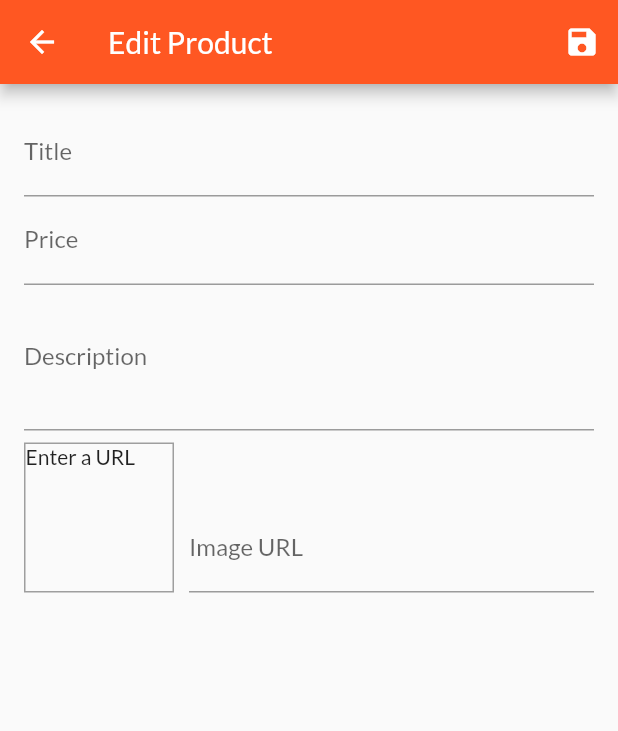
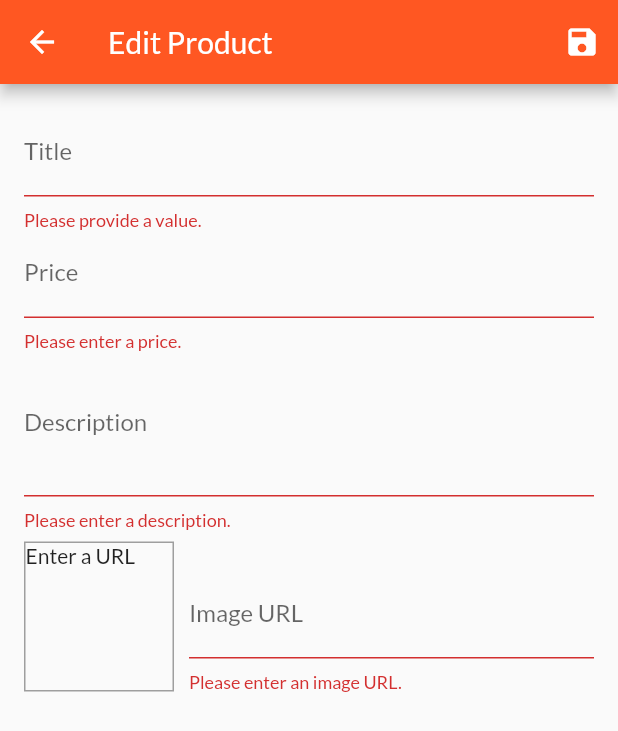
Before and after one commit to harshthakur066/shopping-app, a Flutter app: the EditProductScreen screen opened by its route, after a tap on the "save" icon, on a phone screen of 412 x 824 dp. Shown: the top 731 px of the screen. Run offline on Flutter 3.47's test engine with Material 2 defaults, Android fonts, the phone set to English and light mode, and no system bars; network calls fail.

Commit message:
added editing and deleting products

```diff
--- a/lib/screens/edit_product_screen.dart
+++ b/lib/screens/edit_product_screen.dart
@@ -1,6 +1,8 @@
 import 'package:flutter/material.dart';
+import 'package:provider/provider.dart';
 
 import '../providers/product.dart';
+import '../providers/products.dart';
 
 class EditProductScreen extends StatefulWidget {
   static const routeName = '/edit-product';
@@ -22,11 +24,39 @@ class _EditProductScreenState extends State<EditProductScreen> {
     description: '',
     imageUrl: '',
   );
+  var _initValues = {
+    'title': '',
+    'description': '',
+    'price': '',
+    'imageUrl': '',
+  };
+  var _isInit = true;
 
   @override
   void initState() {
     _imageUrlFocusNode.addListener(_updateImageUrl);
     super.initState();
+  }
+
+  @override
+  void didChangeDependencies() {
+    if (_isInit) {
+      final productId = ModalRoute.of(context).settings.arguments as String;
+      if (productId != null) {
+        _editedProduct =
+            Provider.of<Products>(context, listen: false).findById(productId);
+        _initValues = {
+          'title': _editedProduct.title,
+          'description': _editedProduct.description,
+          'price': _editedProduct.price.toString(),
+          // 'imageUrl': _editedProduct.imageUrl,
+          'imageUrl': '',
+        };
+        _imageUrlController.text = _editedProduct.imageUrl;
+      }
+    }
+    _isInit = false;
+    super.didChangeDependencies();
   }
 
   @override
@@ -41,11 +71,31 @@ class _EditProductScreenState extends State<EditProductScreen> {
 
   void _updateImageUrl() {
     if (!_imageUrlFocusNode.hasFocus) {
+      if ((!_imageUrlController.text.startsWith('http') &&
+              !_imageUrlController.text.startsWith('https')) ||
+          (!_imageUrlController.text.endsWith('.png') &&
+              !_imageUrlController.text.endsWith('.jpg') &&
+              !_imageUrlController.text.endsWith('.jpeg'))) {
+        return;
+      }
       setState(() {});
     }
   }
 
-  void _saveForm() {}
+  void _saveForm() {
+    final isValid = _form.currentState.validate();
+    if (!isValid) {
+      return;
+    }
+    _form.currentState.save();
+    if (_editedProduct.id != null) {
+      Provider.of<Products>(context, listen: false)
+          .updateProduct(_editedProduct.id, _editedProduct);
+    } else {
+      Provider.of<Products>(context, listen: false).addProduct(_editedProduct);
+    }
+    Navigator.of(context).pop();
+  }
 
   @override
   Widget build(BuildContext context) {
@@ -53,7 +103,10 @@ class _EditProductScreenState extends State<EditProductScreen> {
       appBar: AppBar(
         title: Text('Edit Product'),
         actions: <Widget>[
-          IconButton(icon: Icon(Icons.save), onPressed: _saveForm),
+          IconButton(
+            icon: Icon(Icons.save),
+            onPressed: _saveForm,
+          ),
         ],
       ),
       body: Padding(
@@ -63,28 +116,30 @@ class _EditProductScreenState extends State<EditProductScreen> {
           child: ListView(
             children: <Widget>[
               TextFormField(
+                initialValue: _initValues['title'],
                 decoration: InputDecoration(labelText: 'Title'),
                 textInputAction: TextInputAction.next,
                 onFieldSubmitted: (_) {
                   FocusScope.of(context).requestFocus(_priceFocusNode);
                 },
-                onSaved: (value) {
-                  _editedProduct = Product(
-                    id: null,
-                    title: value,
-                    description: _editedProduct.description,
-                    price: _editedProduct.price,
-                    imageUrl: _editedProduct.imageUrl,
-                  );
-                },
                 validator: (value) {
                   if (value.isEmpty) {
-                    return 'Please provide a title.';
+                    return 'Please provide a value.';
                   }
                   return null;
                 },
+                onSaved: (value) {
+                  _editedProduct = Product(
+                      title: value,
+                      price: _editedProduct.price,
+                      description: _editedProduct.description,
+                      imageUrl: _editedProduct.imageUrl,
+                      id: _editedProduct.id,
+                      isFavorite: _editedProduct.isFavorite);
+                },
               ),
               TextFormField(
+                initialValue: _initValues['price'],
                 decoration: InputDecoration(labelText: 'Price'),
                 textInputAction: TextInputAction.next,
                 keyboardType: TextInputType.number,
@@ -92,28 +147,51 @@ class _EditProductScreenState extends State<EditProductScreen> {
                 onFieldSubmitted: (_) {
                   FocusScope.of(context).requestFocus(_descriptionFocusNode);
                 },
+                validator: (value) {
+                  if (value.isEmpty) {
+                    return 'Please enter a price.';
+                  }
+                  if (double.tryParse(value) == null) {
+                    return 'Please enter a valid number.';
+                  }
+                  if (double.parse(value) <= 0) {
+                    return 'Please enter a number greater than zero.';
+                  }
+                  return null;
+                },
                 onSaved: (value) {
                   _editedProduct = Product(
-                    id: null,
-                    title: _editedProduct.title,
-                    description: _editedProduct.description,
-                    price: double.parse(value),
-                    imageUrl: _editedProduct.imageUrl,
-                  );
+                      title: _editedProduct.title,
+                      price: double.parse(value),
+                      description: _editedProduct.description,
+                      imageUrl: _editedProduct.imageUrl,
+                      id: _editedProduct.id,
+                      isFavorite: _editedProduct.isFavorite);
                 },
               ),
               TextFormField(
+                initialValue: _initValues['description'],
                 decoration: InputDecoration(labelText: 'Description'),
                 maxLines: 3,
                 keyboardType: TextInputType.multiline,
                 focusNode: _descriptionFocusNode,
+                validator: (value) {
+                  if (value.isEmpty) {
+                    return 'Please enter a description.';
+                  }
+                  if (value.length < 10) {
+                    return 'Should be at least 10 characters long.';
+                  }
+                  return null;
+                },
                 onSaved: (value) {
                   _editedProduct = Product(
-                    id: null,
                     title: _editedProduct.title,
+                    price: _editedProduct.price,
                     description: value,
-                    price: _editedProduct.price,
                     imageUrl: _editedProduct.imageUrl,
+                    id: _editedProduct.id,
+                    isFavorite: _editedProduct.isFavorite,
                   );
                 },
               ),
@@ -149,14 +227,32 @@ class _EditProductScreenState extends State<EditProductScreen> {
                       textInputAction: TextInputAction.done,
                       controller: _imageUrlController,
                       focusNode: _imageUrlFocusNode,
-                      onFieldSubmitted: (_) => _saveForm(),
+                      onFieldSubmitted: (_) {
+                        _saveForm();
+                      },
+                      validator: (value) {
+                        if (value.isEmpty) {
+                          return 'Please enter an image URL.';
+                        }
+                        if (!value.startsWith('http') &&
+                            !value.startsWith('https')) {
+                          return 'Please enter a valid URL.';
+                        }
+                        if (!value.endsWith('.png') &&
+                            !value.endsWith('.jpg') &&
+                            !value.endsWith('.jpeg')) {
+                          return 'Please enter a valid image URL.';
+                        }
+                        return null;
+                      },
                       onSaved: (value) {
                         _editedProduct = Product(
-                          id: null,
                           title: _editedProduct.title,
+                          price: _editedProduct.price,
                           description: _editedProduct.description,
-                          price: _editedProduct.price,
                           imageUrl: value,
+                          id: _editedProduct.id,
+                          isFavorite: _editedProduct.isFavorite,
                         );
                       },
                     ),
--- a/lib/screens/user_products_screen.dart
+++ b/lib/screens/user_products_screen.dart
@@ -32,6 +32,7 @@ class UserProductsScreen extends StatelessWidget {
           itemBuilder: (_, i) => Column(
             children: [
               UserProductItem(
+                productsData.items[i].id,
                 productsData.items[i].title,
                 productsData.items[i].imageUrl,
               ),
```
Also changed, not shown: lib/providers/products.dart (+15 -0 lines), lib/widgets/user_product_item.dart (+15 -3 lines).
